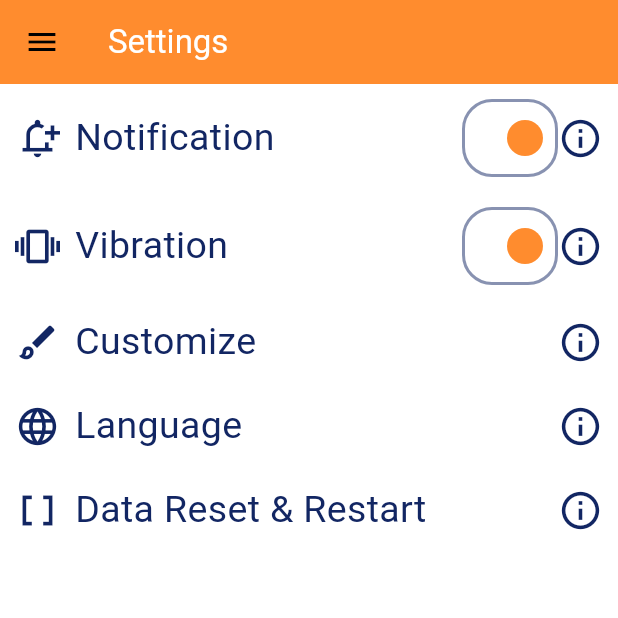
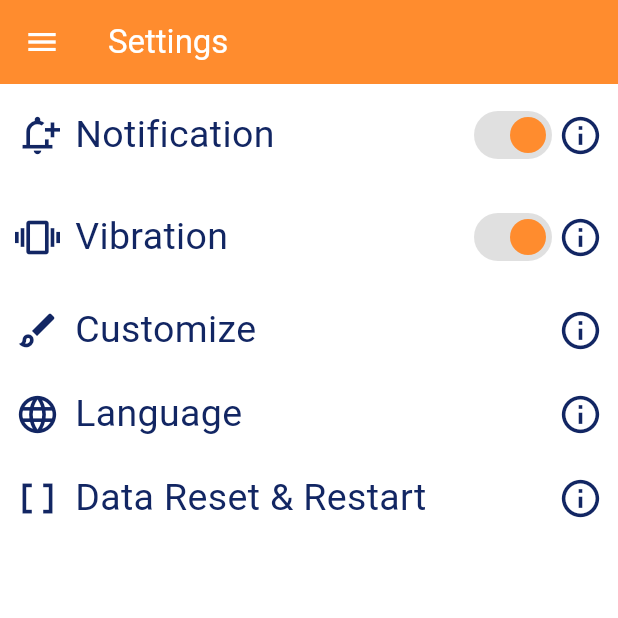
Before and after one commit to YilmazBatal/Habbitty-App, a Flutter app: the SettingsPage screen opened directly, on a phone screen of 412 x 824 dp, the top half of it. Run offline on Flutter 3.47's test engine with Material 3 defaults, Android fonts, the phone set to English and light mode, and no system bars; our stand-ins replace flutter_heatmap_calendar, flutter_slidable, google_fonts, percent_indicator, toggle_switch; missing offline and left inert: textfield_tags; Roboto replaces fonts that are missing (Sniglet).

Commit message:
Drawer Bug Fixes

```diff
--- a/lib/Pages/createpage.dart
+++ b/lib/Pages/createpage.dart
@@ -14,6 +14,7 @@ class CreatePage extends StatelessWidget {
   Widget build(BuildContext context) {
     return Scaffold(
       appBar: AppBar(
+        foregroundColor: Colors.white,
         backgroundColor: lightOrange,
         title: const Text(
           "Create An Avtivity",
--- a/lib/Pages/dailyquotespage.dart
+++ b/lib/Pages/dailyquotespage.dart
@@ -15,6 +15,7 @@ class DailyQuotePage extends StatelessWidget {
   Widget build(BuildContext context) {
     return Scaffold(
       appBar: AppBar(
+        foregroundColor: Colors.white,
         backgroundColor: lightOrange,
         title: const Text("Daily Quotes", style: TextStyle(color: Colors.white),),
       ),
--- a/lib/Pages/help.dart
+++ b/lib/Pages/help.dart
@@ -10,6 +10,7 @@ class HelpPage extends StatelessWidget {
   Widget build(BuildContext context) {
     return Scaffold(
       appBar: AppBar(
+        foregroundColor: Colors.white,
         backgroundColor: lightOrange,
         title: const Text("Help", style: TextStyle(color: Colors.white),),
       ),
--- a/lib/Pages/privacypolicypage.dart
+++ b/lib/Pages/privacypolicypage.dart
@@ -10,6 +10,7 @@ class PrivacyPolicyPage extends StatelessWidget {
   Widget build(BuildContext context) {
     return Scaffold(
       appBar: AppBar(
+        foregroundColor: Colors.white,
         backgroundColor: lightOrange,
         title: const Text("Privacy Policy", style: TextStyle(color: Colors.white),),
       ),
--- a/lib/Pages/settingspage.dart
+++ b/lib/Pages/settingspage.dart
@@ -19,6 +19,7 @@ class SettingsPage extends StatelessWidget {
   Widget build(BuildContext context) {
     return Scaffold(
       appBar: AppBar(
+        foregroundColor: Colors.white,
         backgroundColor: lightOrange,
         title: const Text(
           "Settings",
@@ -247,8 +248,7 @@ class SettingClick extends StatelessWidget {
                   onPressed: () => Navigator.pop(context, 'NO'),
                   style: ElevatedButton.styleFrom(
                       backgroundColor: lightOrange,
-                    foregroundColor: lightOrange
-                  ),
+                      foregroundColor: lightOrange),
                   child: const Text(
                     'NO',
                     style: TextStyle(color: Colors.white),
@@ -260,9 +260,7 @@ class SettingClick extends StatelessWidget {
                 ElevatedButton(
                   onPressed: () => Navigator.pop(context, 'YES'),
                   style: ElevatedButton.styleFrom(
-                    backgroundColor: Colors.white,
-                    foregroundColor: navyBlue
-                  ),
+                      backgroundColor: Colors.white, foregroundColor: navyBlue),
                   child: const Text('YES'),
                 ).withContainerShadow(),
               ],
@@ -368,24 +366,18 @@ class _SwitchExampleState extends State<SwitchExample> {
   bool light = true;
   @override
   Widget build(BuildContext context) {
-    return Container(
-      decoration: BoxDecoration(
-        border: Border.all(color: navyBlue.withOpacity(0.5), width: 2),
-        borderRadius: const BorderRadius.all(Radius.circular(20)),
-      ),
-      child: Switch(
+    return Switch(
       // This bool value toggles the switch.
       value: light,
       activeColor: lightOrange,
-        activeTrackColor: Colors.white,
-        inactiveTrackColor: Colors.white,
+      activeTrackColor: Colors.black12,
+      inactiveTrackColor: Colors.white10,
       onChanged: (bool value) {
         // This is called when the user toggles the switch.
         setState(() {
           light = value;
         });
       },
-      ),
     );
   }
 }
--- a/lib/Pages/stats.dart
+++ b/lib/Pages/stats.dart
@@ -21,6 +21,7 @@ class StatsPage extends StatelessWidget {
   Widget build(BuildContext context) {
     return Scaffold(
       appBar: AppBar(
+        foregroundColor: Colors.white,
         backgroundColor: lightOrange,
         title: const Text("Stats", style: TextStyle(color: Colors.white),),
       ),
```
Also changed, not shown: lib/main.dart (+41 -11 lines). Lines whose indentation alone changed are shown as unchanged.
